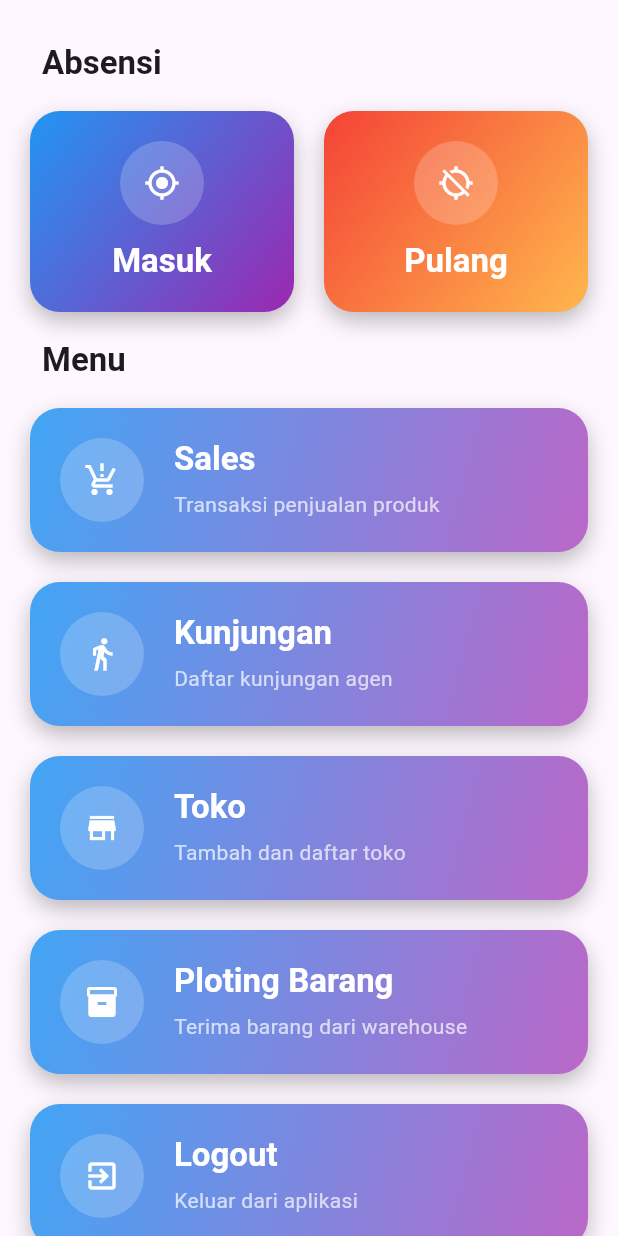
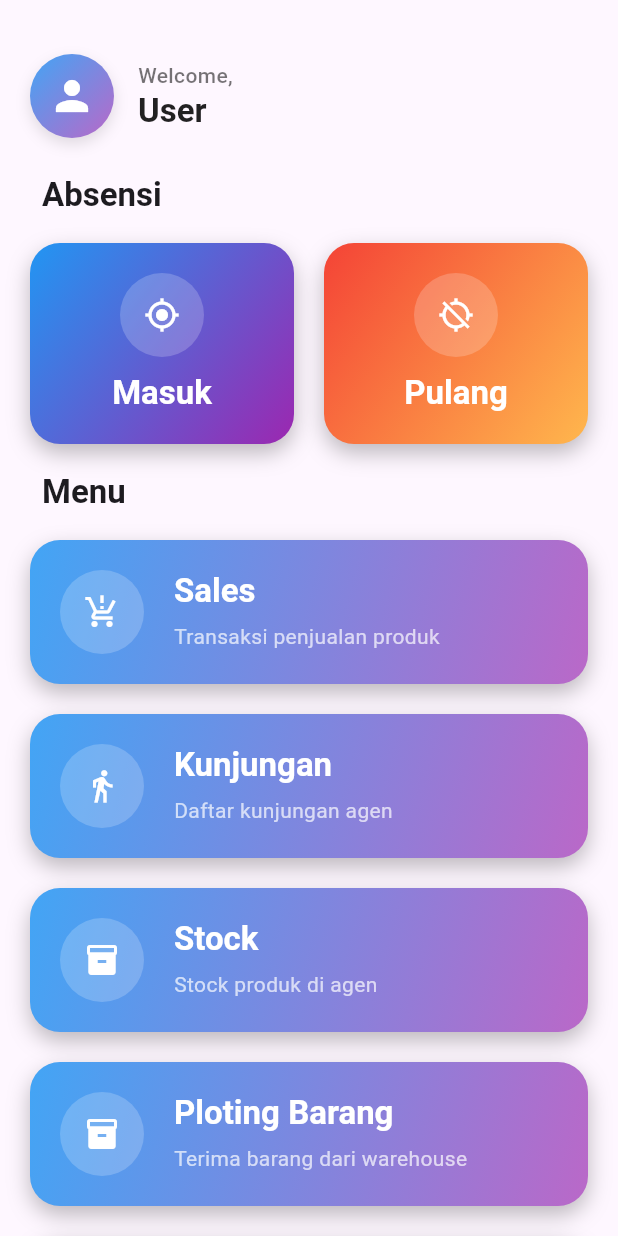
Before and after one commit to falih17/djadol_apps, a Flutter app: the HomePage screen opened directly, on a phone screen of 412 x 824 dp. Run offline on Flutter 3.47's test engine with Material 3 defaults, Android fonts, the phone set to English and light mode, and no system bars; our stand-ins replace dio, easy_date_timeline, geolocator, image_picker, infinite_scroll_pagination, percent_indicator and 2 more; accounts and stored records are empty.

Commit message:
update stock

```diff
--- a/lib/auth/login_page.dart
+++ b/lib/auth/login_page.dart
@@ -113,6 +113,7 @@ class _LoginPageState extends State<LoginPage> {
     try {
       final r = await ApiService().post('/auth/login', body, context: context);
       Store().setToken(r.data['token'], r.data['user_id']);
+      await Store().setFullName(r.data['full_name']); // add this line
 
       Navigator.pushReplacement(
         context,
--- a/lib/home.dart
+++ b/lib/home.dart
@@ -1,4 +1,5 @@
 import 'package:djadol_mobile/agen/absent/absent_list.dart';
+import 'package:djadol_mobile/agen/jurnal/stock_product_list.dart';
 import 'package:djadol_mobile/agen/visitasi/visitasi_list.dart';
 import 'package:djadol_mobile/auth/login_page.dart';
 import 'package:djadol_mobile/core/utils/store.dart';
@@ -92,24 +93,78 @@ class _HomePageState extends State<HomePage> {
     return Scaffold(
       body: SafeArea(
         child: SingleChildScrollView(
+          child: Padding(
+            padding: const EdgeInsets.all(20),
             child: Column(
+              crossAxisAlignment: CrossAxisAlignment.start,
               mainAxisAlignment: MainAxisAlignment.start,
               children: [
                 Padding(
-                padding: const EdgeInsets.all(20),
-                child: Column(
+                  padding: const EdgeInsets.symmetric(vertical: 16.0),
+                  child: Row(
                     children: [
+                      Container(
+                        decoration: BoxDecoration(
+                          gradient: LinearGradient(
+                            colors: [
+                              Colors.blue.shade400,
+                              Colors.purple.shade300
+                            ],
+                            begin: Alignment.topLeft,
+                            end: Alignment.bottomRight,
+                          ),
+                          shape: BoxShape.circle,
+                          boxShadow: [
+                            BoxShadow(
+                              color: Colors.black12,
+                              blurRadius: 8,
+                              offset: Offset(0, 4),
+                            ),
+                          ],
+                        ),
+                        child: CircleAvatar(
+                          radius: 28,
+                          backgroundColor: Colors.transparent,
+                          child:
+                              Icon(Icons.person, color: Colors.white, size: 32),
+                        ),
+                      ),
+                      const SizedBox(width: 16),
+                      Column(
+                        crossAxisAlignment: CrossAxisAlignment.start,
+                        children: [
+                          Text(
+                            'Welcome,',
+                            style: Theme.of(context)
+                                .textTheme
+                                .bodyMedium
+                                ?.copyWith(
+                                  color: Colors.black54,
+                                  fontWeight: FontWeight.w500,
+                                ),
+                          ),
+                          Text(
+                            Store().fullName ?? 'User',
+                            style: Theme.of(context)
+                                .textTheme
+                                .titleLarge
+                                ?.copyWith(
+                                  fontWeight: FontWeight.bold,
+                                  color: Colors.black87,
+                                ),
+                          ),
+                        ],
+                      ),
+                    ],
+                  ),
+                ),
                 Padding(
                   padding: const EdgeInsets.all(8.0),
-                      child: Row(
-                        children: [
-                          Text('Absensi',
+                  child: Text('Absensi',
                       style: Theme.of(context)
                           .textTheme
                           .titleLarge
                           ?.copyWith(fontWeight: FontWeight.bold)),
-                        ],
-                      ),
                 ),
                 Row(
                   mainAxisAlignment: MainAxisAlignment.spaceBetween,
@@ -184,13 +239,13 @@ class _HomePageState extends State<HomePage> {
                   ),
                 ),
                 MenuCardHorizontal(
-                      title: 'Toko',
-                      description: 'Tambah dan daftar toko',
-                      icon: Icons.store,
+                  title: 'Stock',
+                  description: 'Stock produk di agen',
+                  icon: Icons.inventory,
                   gradient: gradient,
                   onTap: () => Navigator.of(context).push(
                     MaterialPageRoute(
-                          builder: (context) => const RetailListPage(),
+                      builder: (context) => const StockProductListPage(),
                     ),
                   ),
                 ),
@@ -202,6 +257,17 @@ class _HomePageState extends State<HomePage> {
                   onTap: () => Navigator.of(context).push(
                     MaterialPageRoute(
                       builder: (context) => InquiryListPage(),
+                    ),
+                  ),
+                ),
+                MenuCardHorizontal(
+                  title: 'Toko',
+                  description: 'Tambah dan daftar toko',
+                  icon: Icons.store,
+                  gradient: gradient,
+                  onTap: () => Navigator.of(context).push(
+                    MaterialPageRoute(
+                      builder: (context) => const RetailListPage(),
                     ),
                   ),
                 ),
@@ -228,8 +294,6 @@ class _HomePageState extends State<HomePage> {
                 ),
               ],
             ),
-              ),
-            ],
           ),
         ),
       ),
```
Also changed, not shown: lib/agen/jurnal/stock_product_list.dart (added, +170 -0 lines), lib/core/utils/store.dart (+20 -0 lines). Lines whose indentation alone changed are shown as unchanged.
